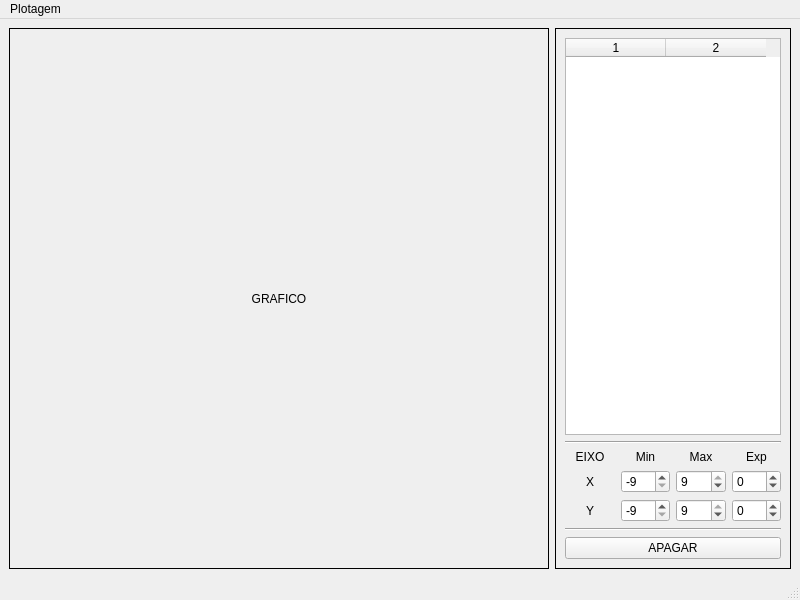
Old version of the form mainplotador.ui in the repository EnzoFSouza/ProjetosProgramacaoAvancada.
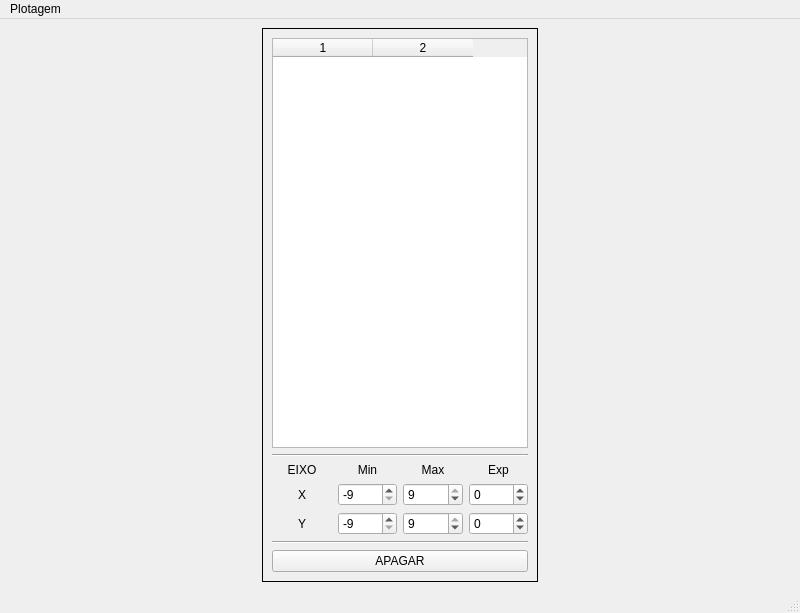
New version of the form.

What changed in the file:
```diff
--- a/mainplotador.ui
+++ b/mainplotador.ui
@@ -7,7 +7,7 @@
     <x>0</x>
     <y>0</y>
     <width>800</width>
-    <height>600</height>
+    <height>613</height>
    </rect>
   </property>
   <property name="windowTitle">
@@ -15,31 +15,6 @@
   </property>
   <widget class="QWidget" name="centralwidget">
    <layout class="QHBoxLayout" name="horizontalLayout">
-    <item>
-     <widget class="QLabel" name="grafico">
-      <property name="sizePolicy">
-       <sizepolicy hsizetype="Expanding" vsizetype="Expanding">
-        <horstretch>0</horstretch>
-        <verstretch>0</verstretch>
-       </sizepolicy>
-      </property>
-      <property name="minimumSize">
-       <size>
-        <width>540</width>
-        <height>540</height>
-       </size>
-      </property>
-      <property name="frameShape">
-       <enum>QFrame::Shape::Box</enum>
-      </property>
-      <property name="text">
-       <string>GRAFICO</string>
-      </property>
-      <property name="alignment">
-       <set>Qt::AlignmentFlag::AlignCenter</set>
-      </property>
-     </widget>
-    </item>
     <item>
      <widget class="QFrame" name="frame">
       <property name="sizePolicy">
```
